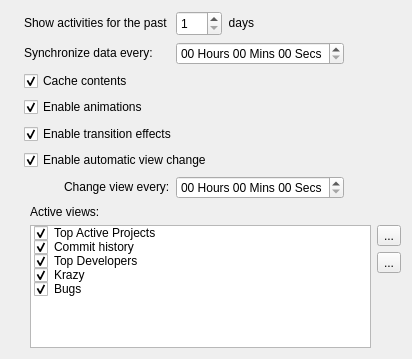
Qt form applets/kdeobservatory/src/ui/kdeobservatoryconfiggeneral.ui (KDE/kdeplasma-addons) before a commit.
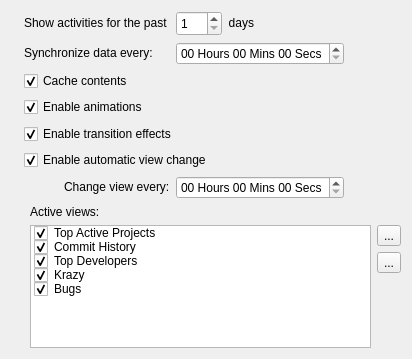
The same form after that commit. Icons and pictures are not drawn.

Commit message: Initial implementation of commit history view.

```diff
--- a/applets/kdeobservatory/src/ui/kdeobservatoryconfiggeneral.ui
+++ b/applets/kdeobservatory/src/ui/kdeobservatoryconfiggeneral.ui
@@ -299,7 +299,7 @@
        </item>
        <item>
         <property name="text">
-         <string>Commit history</string>
+         <string>Commit History</string>
         </property>
         <property name="checkState">
          <enum>Checked</enum>
```
The commit also changes 10 other files.
